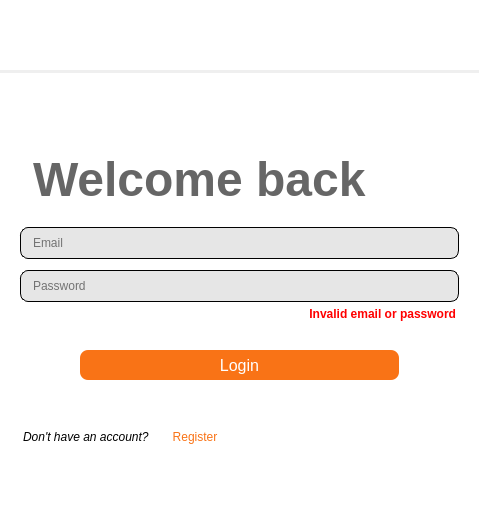
First picture: the form in mainwindow.ui, repository Ph4sm4/FinelogApp, before the edit.
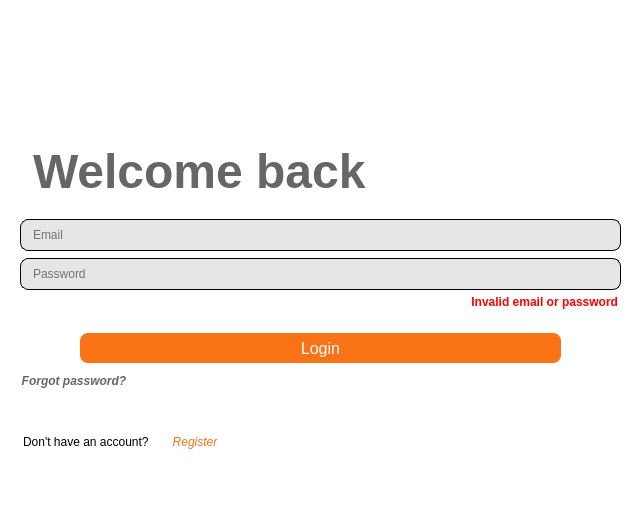
Second picture: the form after the edit. Icons and pictures are not drawn.

```diff
--- a/mainwindow.ui
+++ b/mainwindow.ui
@@ -9,7 +9,7 @@
    <rect>
     <x>0</x>
     <y>0</y>
-    <width>479</width>
+    <width>641</width>
     <height>515</height>
    </rect>
   </property>
@@ -27,7 +27,7 @@
   <widget class="QWidget" name="centralwidget">
    <layout class="QVBoxLayout" name="verticalLayout_12">
     <property name="spacing">
-     <number>3</number>
+     <number>0</number>
     </property>
     <property name="leftMargin">
      <number>0</number>
@@ -328,6 +328,55 @@
             </property>
            </widget>
           </item>
+          <item>
+           <layout class="QHBoxLayout" name="horizontalLayout_6">
+            <property name="leftMargin">
+             <number>20</number>
+            </property>
+            <property name="rightMargin">
+             <number>20</number>
+            </property>
+            <item>
+             <widget class="QPushButton" name="forgotPassword">
+              <property name="font">
+               <font>
+                <family>Segoe UI</family>
+                <italic>true</italic>
+                <bold>true</bold>
+               </font>
+              </property>
+              <property name="layoutDirection">
+               <enum>Qt::LeftToRight</enum>
+              </property>
+              <property name="styleSheet">
+               <string notr="true">QPushButton {
+color: rgb(102, 102, 102);
+margin-top: 10px;
+}</string>
+              </property>
+              <property name="text">
+               <string>Forgot password?</string>
+              </property>
+              <property name="flat">
+               <bool>true</bool>
+              </property>
+             </widget>
+            </item>
+            <item>
+             <spacer name="horizontalSpacer_2">
+              <property name="orientation">
+               <enum>Qt::Horizontal</enum>
+              </property>
+              <property name="sizeHint" stdset="0">
+               <size>
+                <width>40</width>
+                <height>20</height>
+               </size>
+              </property>
+             </spacer>
+            </item>
+           </layout>
+          </item>
           <item>
            <spacer name="verticalSpacer_5">
             <property name="orientation">
@@ -347,7 +396,7 @@
              <widget class="QLabel" name="label">
               <property name="font">
                <font>
-                <italic>true</italic>
+                <italic>false</italic>
                </font>
               </property>
               <property name="styleSheet">
@@ -364,6 +413,11 @@
             </item>
             <item>
              <widget class="QPushButton" name="registerGoTo">
+              <property name="font">
+               <font>
+                <italic>true</italic>
+               </font>
+              </property>
               <property name="styleSheet">
                <string notr="true">QPushButton {
 height: 30px;
@@ -615,7 +669,7 @@
              <widget class="QLabel" name="label_4">
               <property name="font">
                <font>
-                <italic>true</italic>
+                <italic>false</italic>
                </font>
               </property>
               <property name="styleSheet">
@@ -631,6 +685,11 @@
             </item>
             <item>
              <widget class="QPushButton" name="loginGoTo">
+              <property name="font">
+               <font>
+                <italic>true</italic>
+               </font>
+              </property>
               <property name="styleSheet">
                <string notr="true">QPushButton {
 height: 30px;
@@ -928,7 +987,7 @@
               <property name="font">
                <font>
                 <family>Segoe UI</family>
-                <italic>true</italic>
+                <italic>false</italic>
                </font>
               </property>
               <property name="styleSheet">
@@ -944,6 +1003,11 @@
             </item>
             <item>
              <widget class="QPushButton" name="loginGoTo_3">
+              <property name="font">
+               <font>
+                <italic>true</italic>
+               </font>
+              </property>
               <property name="styleSheet">
                <string notr="true">QPushButton {
 height: 30px;
@@ -1241,7 +1305,7 @@
               <property name="font">
                <font>
                 <family>Segoe UI</family>
-                <italic>true</italic>
+                <italic>false</italic>
                </font>
               </property>
               <property name="styleSheet">
@@ -1257,6 +1321,11 @@
             </item>
             <item>
              <widget class="QPushButton" name="loginGoTo_4">
+              <property name="font">
+               <font>
+                <italic>true</italic>
+               </font>
+              </property>
               <property name="styleSheet">
                <string notr="true">QPushButton {
 height: 30px;
@@ -1593,7 +1662,7 @@
               <property name="font">
                <font>
                 <family>Segoe UI</family>
-                <italic>true</italic>
+                <italic>false</italic>
                </font>
               </property>
               <property name="styleSheet">
@@ -1609,6 +1678,11 @@
             </item>
             <item>
              <widget class="QPushButton" name="loginGoTo_5">
+              <property name="font">
+               <font>
+                <italic>true</italic>
+               </font>
+              </property>
               <property name="styleSheet">
                <string notr="true">QPushButton {
 height: 30px;
```
